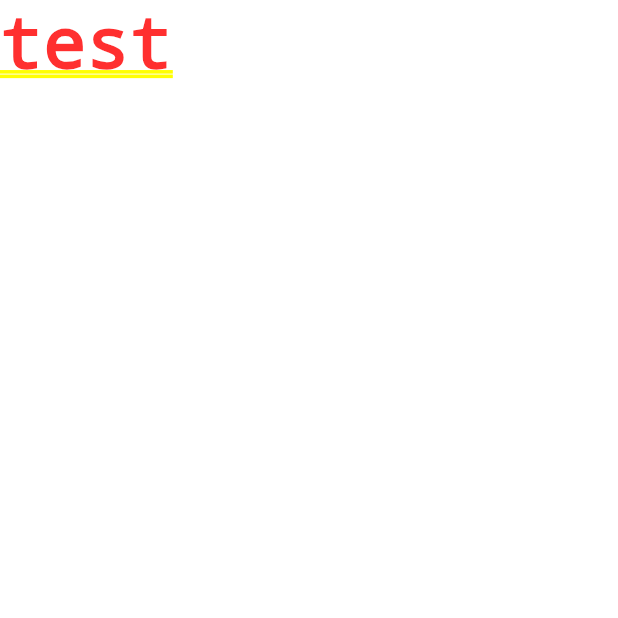
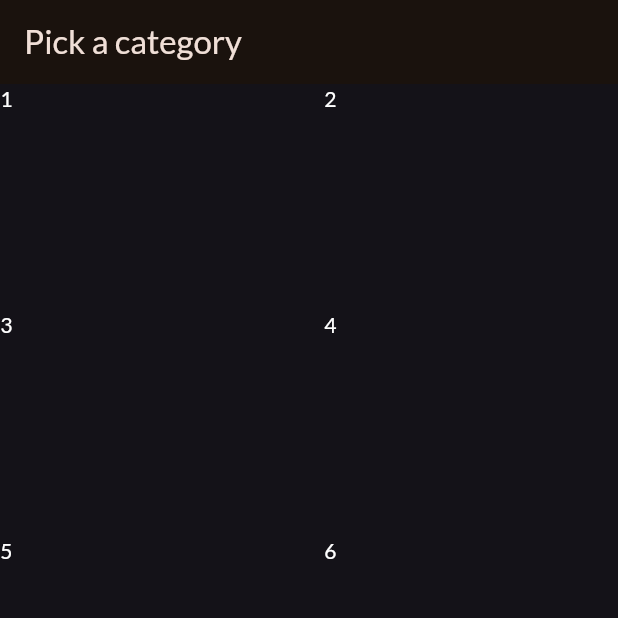
Before and after one commit to maxbriceno/meals_app, a Flutter app: the screen it shows after launch, on a phone screen of 412 x 824 dp, the top half of it. Run offline on Flutter 3.47's test engine with Material 3 defaults, Android fonts, the phone set to English and light mode, and no system bars; our stand-ins replace google_fonts.

Commit message:
created category model

```diff
--- /dev/null
+++ b/lib/categories_screen.dart
@@ -0,0 +1,48 @@
+import 'package:flutter/material.dart';
+import 'package:meals_app/const/themes/theme.dart';
+
+class CategoriesScreen extends StatelessWidget {
+  const CategoriesScreen({super.key});
+  @override
+  Widget build(BuildContext context) {
+    return Scaffold(
+      appBar: AppBar(
+        title: const Text('Pick a category'),
+      ),
+      body: GridView(
+        gridDelegate: const SliverGridDelegateWithFixedCrossAxisCount(
+          crossAxisCount: 2,
+          childAspectRatio: 3 / 2,
+          mainAxisSpacing: 20,
+          crossAxisSpacing: 20,
+        ),
+        children: const [
+          Text(
+            '1',
+            style: kTextStyle,
+          ),
+          Text(
+            '2',
+            style: kTextStyle,
+          ),
+          Text(
+            '3',
+            style: kTextStyle,
+          ),
+          Text(
+            '4',
+            style: kTextStyle,
+          ),
+          Text(
+            '5',
+            style: kTextStyle,
+          ),
+          Text(
+            '6',
+            style: kTextStyle,
+          ),
+        ],
+      ),
+    );
+  }
+}
--- a/lib/const/themes/theme.dart
+++ b/lib/const/themes/theme.dart
@@ -1,10 +1,13 @@
 import 'package:flutter/material.dart';
 import 'package:google_fonts/google_fonts.dart';
 
-final kTheme = ThemeData().copyWith(
+final kTheme = ThemeData.dark().copyWith(
   colorScheme: ColorScheme.fromSeed(
     brightness: Brightness.dark,
     seedColor: const Color.fromARGB(255, 131, 57, 0),
   ),
   textTheme: GoogleFonts.latoTextTheme(),
 );
+const kTextStyle = TextStyle(
+  color: Colors.white,
+);
--- a/lib/main.dart
+++ b/lib/main.dart
@@ -1,4 +1,5 @@
 import 'package:flutter/material.dart';
+import 'package:meals_app/categories_screen.dart';
 import 'package:meals_app/const/themes/theme.dart';
 
 void main() {
@@ -13,7 +14,7 @@ class App extends StatelessWidget {
     return MaterialApp(
       debugShowCheckedModeBanner: false,
       theme: kTheme,
-      home: const Text('test'),
+      home: const CategoriesScreen(),
     );
   }
 }
--- /dev/null
+++ b/lib/models/category.dart
@@ -0,0 +1,11 @@
+import 'package:flutter/material.dart';
+
+class Category {
+  const Category({
+    required this.id,
+    required this.title,
+    this.color = Colors.orange,
+  });
+  final String id, title;
+  final Color color;
+}
```
